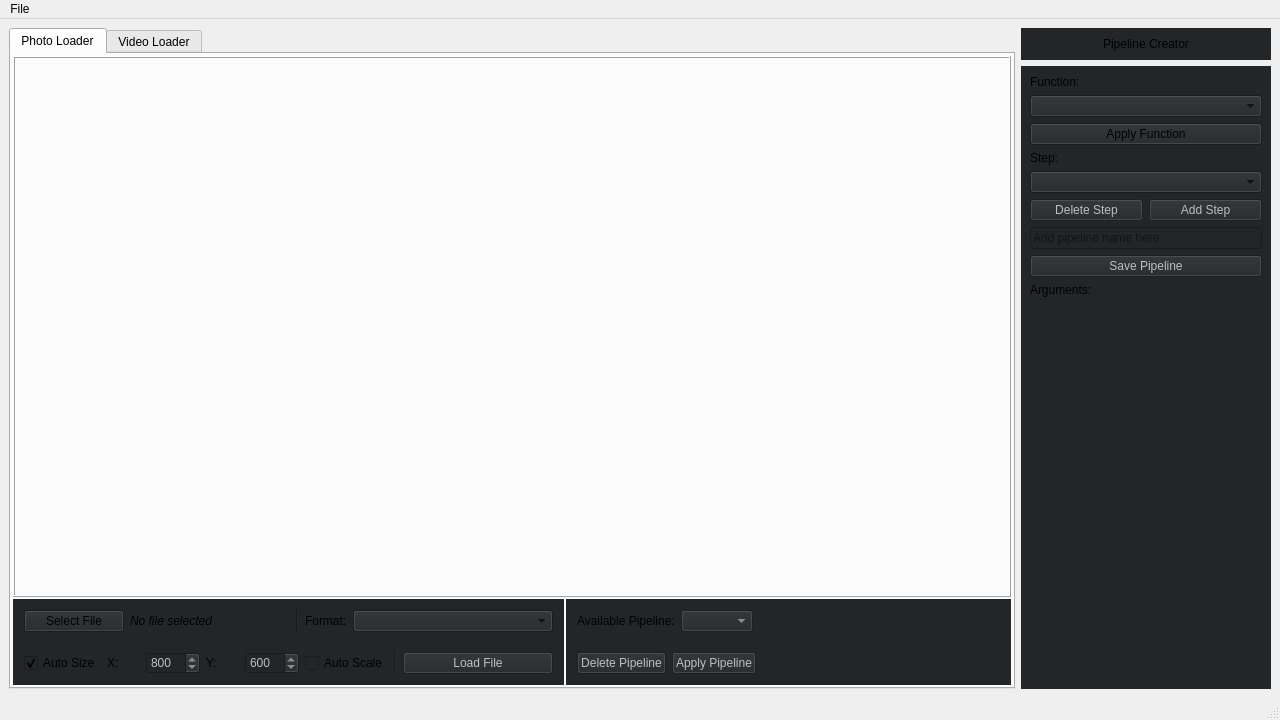
This is qtobjectdetector.ui in feugen/QtObjectDetector as Qt 5 draws it before an edit. The edited form follows.
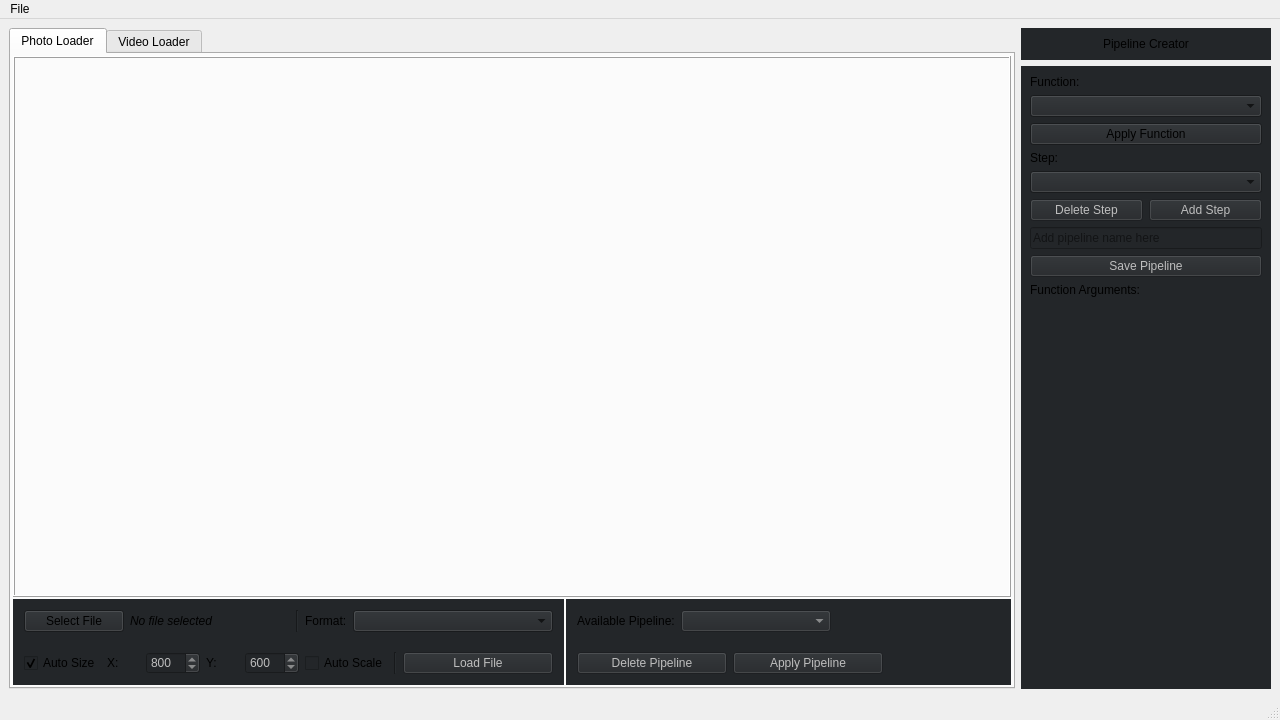
This is the edited form.

Commit message: now its possible to apply pipeline + bug fixing

```diff
--- a/qtobjectdetector.ui
+++ b/qtobjectdetector.ui
@@ -15,7 +15,7 @@
   </property>
   <widget class="QWidget" name="centralwidget">
    <layout class="QGridLayout" name="gridLayout_2">
-    <item row="2" column="1">
+    <item row="1" column="1">
      <widget class="QWidget" name="widget_PipelineCreator" native="true">
       <property name="sizePolicy">
        <sizepolicy hsizetype="Preferred" vsizetype="Preferred">
@@ -68,7 +68,7 @@
           </sizepolicy>
          </property>
          <property name="text">
-          <string>Arguments:</string>
+          <string>Function Arguments:</string>
          </property>
         </widget>
        </item>
@@ -128,7 +128,7 @@
       </layout>
      </widget>
     </item>
-    <item row="1" column="1">
+    <item row="0" column="1">
      <widget class="QWidget" name="widget_16" native="true">
       <property name="sizePolicy">
        <sizepolicy hsizetype="Preferred" vsizetype="Fixed">
@@ -168,7 +168,7 @@
       </layout>
      </widget>
     </item>
-    <item row="1" column="0" rowspan="2">
+    <item row="0" column="0" rowspan="2">
      <layout class="QGridLayout" name="gridLayout">
       <item row="0" column="1">
        <widget class="QTabWidget" name="tabWidget">
@@ -501,6 +501,12 @@
                        <verstretch>0</verstretch>
                       </sizepolicy>
                      </property>
+                     <property name="minimumSize">
+                      <size>
+                       <width>150</width>
+                       <height>0</height>
+                      </size>
+                     </property>
                     </widget>
                    </item>
                    <item>
@@ -527,6 +533,12 @@
                      <property name="enabled">
                       <bool>false</bool>
                      </property>
+                     <property name="minimumSize">
+                      <size>
+                       <width>150</width>
+                       <height>0</height>
+                      </size>
+                     </property>
                      <property name="text">
                       <string>Delete Pipeline</string>
                      </property>
@@ -543,6 +555,12 @@
                        <verstretch>0</verstretch>
                       </sizepolicy>
                      </property>
+                     <property name="minimumSize">
+                      <size>
+                       <width>150</width>
+                       <height>0</height>
+                      </size>
+                     </property>
                      <property name="text">
                       <string>Apply Pipeline</string>
                      </property>
```
The commit also changes 2 other files.
